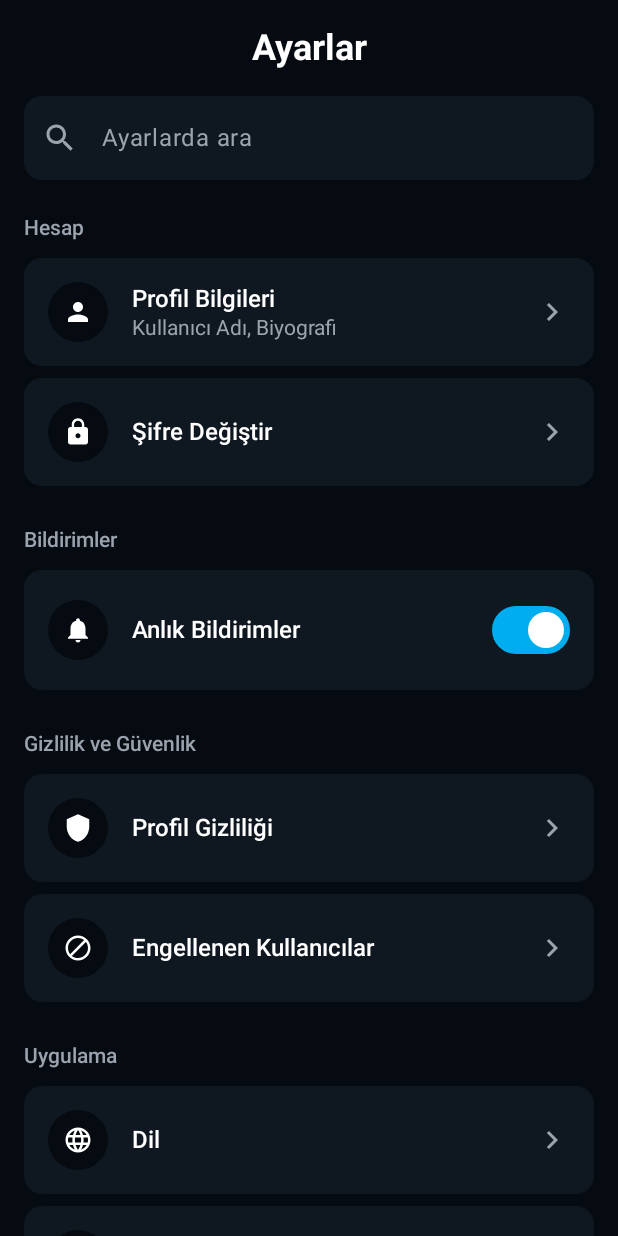
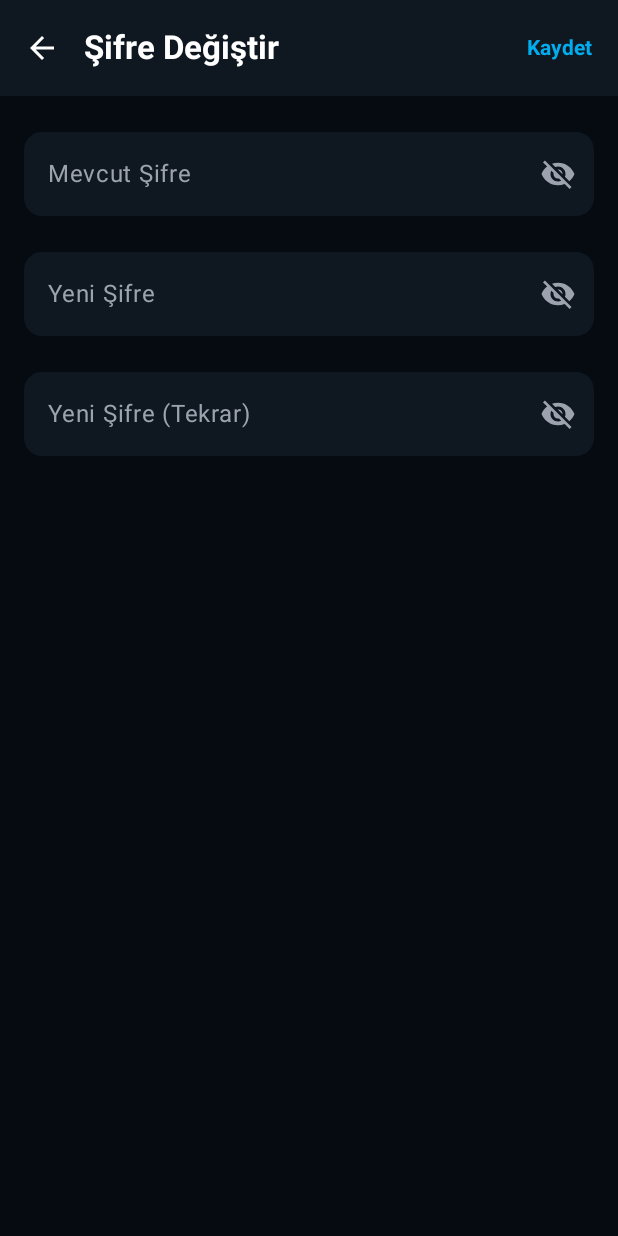
Before and after one commit to ilkinbayramof/NinjaTalkMultiPlatform, an Android app built with Jetpack Compose: the composable SettingsScreen shown on its own in the app's theme, after a tap on "Şifre Değiştir", on a phone screen of 412 x 824 dp. Run offline under Robolectric (Android 15) with nearby library versions, the phone set to English and light mode, and no system bars; 2 statements that could not run were skipped.

Commit message:
feat: Add password change feature with validation
- Create ChangePasswordScreen with 3 input fields
- Add ChangePasswordViewModel with validation logic
- Implement PUT /api/users/password endpoint
- Use BCrypt for password hashing in UserService
- Add trim() to password inputs to remove whitespace
- Integrate navigation from SettingsScreen

```diff
--- a/composeApp/src/commonMain/kotlin/com/ilkinbayramov/ninjatalk/ui/settings/SettingsScreen.kt
+++ b/composeApp/src/commonMain/kotlin/com/ilkinbayramov/ninjatalk/ui/settings/SettingsScreen.kt
@@ -25,6 +25,7 @@ import com.ilkinbayramov.ninjatalk.ui.theme.*
 fun SettingsScreen() {
     var searchQuery by remember { mutableStateOf("") }
     var showProfileEdit by remember { mutableStateOf(false) }
+    var showPasswordChange by remember { mutableStateOf(false) }
 
     if (showProfileEdit) {
         com.ilkinbayramov.ninjatalk.ui.settings.profile.ProfileEditScreen(
@@ -33,34 +34,68 @@ fun SettingsScreen() {
         return
     }
 
+    if (showPasswordChange) {
+        com.ilkinbayramov.ninjatalk.ui.settings.password.ChangePasswordScreen(
+                onBackClick = { showPasswordChange = false }
+        )
+        return
+    }
+
     // All settings items with their categories
     val allSettings = remember {
         listOf(
-            SettingCategory("Hesap", listOf(
-                SettingItemData("Profil Bilgileri", "Kullanıcı Adı, Biyografi", Icons.Default.Person),
+                SettingCategory(
+                        "Hesap",
+                        listOf(
+                                SettingItemData(
+                                        "Profil Bilgileri",
+                                        "Kullanıcı Adı, Biyografi",
+                                        Icons.Default.Person
+                                ),
                                 SettingItemData("Şifre Değiştir", null, Icons.Default.Lock)
-            )),
-            SettingCategory("Bildirimler", listOf(
-                SettingItemData("Anlık Bildirimler", null, Icons.Default.Notifications, isToggle = true)
-            )),
-            SettingCategory("Gizlilik ve Güvenlik", listOf(
+                        )
+                ),
+                SettingCategory(
+                        "Bildirimler",
+                        listOf(
+                                SettingItemData(
+                                        "Anlık Bildirimler",
+                                        null,
+                                        Icons.Default.Notifications,
+                                        isToggle = true
+                                )
+                        )
+                ),
+                SettingCategory(
+                        "Gizlilik ve Güvenlik",
+                        listOf(
                                 SettingItemData("Profil Gizliliği", null, Icons.Default.Shield),
-                SettingItemData("Engellenen Kullanıcılar", null, Icons.Default.Block)
-            )),
-            SettingCategory("Uygulama", listOf(
+                                SettingItemData(
+                                        "Engellenen Kullanıcılar",
+                                        null,
+                                        Icons.Default.Block
+                                )
+                        )
+                ),
+                SettingCategory(
+                        "Uygulama",
+                        listOf(
                                 SettingItemData("Dil", null, Icons.Default.Language),
                                 SettingItemData("Tema", null, Icons.Default.Palette)
-            ))
+                        )
+                )
         )
     }
 
     // Filter settings based on search query
-    val filteredSettings = remember(searchQuery, allSettings) {
+    val filteredSettings =
+            remember(searchQuery, allSettings) {
                 if (searchQuery.isBlank()) {
                     allSettings
                 } else {
                     allSettings.mapNotNull { category ->
-                val filteredItems = category.items.filter {
+                        val filteredItems =
+                                category.items.filter {
                                     it.title.contains(searchQuery, ignoreCase = true)
                                 }
                         if (filteredItems.isNotEmpty()) {
@@ -71,8 +106,8 @@ fun SettingsScreen() {
             }
 
     Column(
-        modifier = Modifier
-            .fillMaxSize()
+            modifier =
+                    Modifier.fillMaxSize()
                             .background(NinjaBackground)
                             .verticalScroll(rememberScrollState())
                             .padding(horizontal = 16.dp)
@@ -83,9 +118,7 @@ fun SettingsScreen() {
         Text(
                 text = "Ayarlar",
                 color = Color.White,
-            style = MaterialTheme.typography.headlineSmall.copy(
-                fontWeight = FontWeight.Bold
-            ),
+                style = MaterialTheme.typography.headlineSmall.copy(fontWeight = FontWeight.Bold),
                 modifier = Modifier.align(Alignment.CenterHorizontally)
         )
 
@@ -97,16 +130,13 @@ fun SettingsScreen() {
                 onValueChange = { searchQuery = it },
                 placeholder = { Text("Ayarlarda ara", color = NinjaTextSecondary) },
                 leadingIcon = {
-                Icon(
-                    Icons.Default.Search,
-                    contentDescription = null,
-                    tint = NinjaTextSecondary
-                )
+                    Icon(Icons.Default.Search, contentDescription = null, tint = NinjaTextSecondary)
                 },
                 singleLine = true,
                 shape = RoundedCornerShape(12.dp),
                 modifier = Modifier.fillMaxWidth(),
-            colors = OutlinedTextFieldDefaults.colors(
+                colors =
+                        OutlinedTextFieldDefaults.colors(
                                 focusedContainerColor = NinjaSurface,
                                 unfocusedContainerColor = NinjaSurface,
                                 cursorColor = NinjaPrimary,
@@ -139,8 +169,9 @@ fun SettingsScreen() {
                             title = item.title,
                             subtitle = item.subtitle,
                             onClick = {
-                            if (item.title == "Profil Bilgileri") {
-                                showProfileEdit = true
+                                when (item.title) {
+                                    "Profil Bilgileri" -> showProfileEdit = true
+                                    "Şifre Değiştir" -> showPasswordChange = true
                                 }
                             }
                     )
@@ -154,31 +185,19 @@ fun SettingsScreen() {
         if (searchQuery.isBlank()) {
             // Çıkış Yap Button
             Button(
-                onClick = { /* TODO: Logout */ },
-                modifier = Modifier
-                    .fillMaxWidth()
-                    .height(54.dp),
+                    onClick = { /* TODO: Logout */},
+                    modifier = Modifier.fillMaxWidth().height(54.dp),
                     shape = RoundedCornerShape(14.dp),
-                colors = ButtonDefaults.buttonColors(
-                    containerColor = NinjaPrimary
-                )
-            ) {
-                Text("Çıkış Yap", fontWeight = FontWeight.SemiBold, fontSize = 16.sp)
-            }
+                    colors = ButtonDefaults.buttonColors(containerColor = NinjaPrimary)
+            ) { Text("Çıkış Yap", fontWeight = FontWeight.SemiBold, fontSize = 16.sp) }
 
             Spacer(modifier = Modifier.height(12.dp))
 
             // Hesabı Sil Button
             TextButton(
-                onClick = { /* TODO: Delete account */ },
+                    onClick = { /* TODO: Delete account */},
                     modifier = Modifier.fillMaxWidth()
-            ) {
-                Text(
-                    "Hesabı Sil",
-                    color = Color.Red,
-                    fontWeight = FontWeight.Medium
-                )
-            }
+            ) { Text("Hesabı Sil", color = Color.Red, fontWeight = FontWeight.Medium) }
         }
 
         Spacer(modifier = Modifier.height(24.dp))
@@ -187,6 +206,7 @@ fun SettingsScreen() {
 
 // Data classes for settings
 data class SettingCategory(val title: String, val items: List<SettingItemData>)
+
 data class SettingItemData(
         val title: String,
         val subtitle: String?,
@@ -215,21 +235,14 @@ private fun SettingsItem(
     Surface(
             shape = RoundedCornerShape(12.dp),
             color = NinjaSurface,
-        modifier = Modifier
-            .fillMaxWidth()
-            .padding(vertical = 4.dp)
+            modifier = Modifier.fillMaxWidth().padding(vertical = 4.dp)
     ) {
         Row(
-            modifier = Modifier
-                .clickable(onClick = onClick)
-                .padding(16.dp),
+                modifier = Modifier.clickable(onClick = onClick).padding(16.dp),
                 verticalAlignment = Alignment.CenterVertically
         ) {
             Box(
-                modifier = Modifier
-                    .size(40.dp)
-                    .clip(CircleShape)
-                    .background(NinjaBackground),
+                    modifier = Modifier.size(40.dp).clip(CircleShape).background(NinjaBackground),
                     contentAlignment = Alignment.Center
             ) {
                 Icon(
@@ -251,11 +264,7 @@ private fun SettingsItem(
                 )
                 if (subtitle != null) {
                     Spacer(modifier = Modifier.height(2.dp))
-                    Text(
-                        text = subtitle,
-                        color = NinjaTextSecondary,
-                        fontSize = 14.sp
-                    )
+                    Text(text = subtitle, color = NinjaTextSecondary, fontSize = 14.sp)
                 }
             }
 
@@ -278,19 +287,11 @@ private fun SettingsToggleItem(
     Surface(
             shape = RoundedCornerShape(12.dp),
             color = NinjaSurface,
-        modifier = Modifier
-            .fillMaxWidth()
-            .padding(vertical = 4.dp)
+            modifier = Modifier.fillMaxWidth().padding(vertical = 4.dp)
     ) {
-        Row(
-            modifier = Modifier.padding(16.dp),
-            verticalAlignment = Alignment.CenterVertically
-        ) {
+        Row(modifier = Modifier.padding(16.dp), verticalAlignment = Alignment.CenterVertically) {
             Box(
-                modifier = Modifier
-                    .size(40.dp)
-                    .clip(CircleShape)
-                    .background(NinjaBackground),
+                    modifier = Modifier.size(40.dp).clip(CircleShape).background(NinjaBackground),
                     contentAlignment = Alignment.Center
             ) {
                 Icon(
@@ -314,7 +315,8 @@ private fun SettingsToggleItem(
             Switch(
                     checked = isChecked,
                     onCheckedChange = onCheckedChange,
-                colors = SwitchDefaults.colors(
+                    colors =
+                            SwitchDefaults.colors(
                                     checkedThumbColor = Color.White,
                                     checkedTrackColor = NinjaPrimary,
                                     uncheckedThumbColor = Color.White,
--- /dev/null
+++ b/composeApp/src/commonMain/kotlin/com/ilkinbayramov/ninjatalk/ui/settings/password/ChangePasswordScreen.kt
@@ -0,0 +1,232 @@
+package com.ilkinbayramov.ninjatalk.ui.settings.password
+
+import androidx.compose.foundation.layout.*
+import androidx.compose.foundation.shape.RoundedCornerShape
+import androidx.compose.material.icons.Icons
+import androidx.compose.material.icons.automirrored.filled.ArrowBack
+import androidx.compose.material.icons.filled.Visibility
+import androidx.compose.material.icons.filled.VisibilityOff
+import androidx.compose.material3.*
+import androidx.compose.runtime.*
+import androidx.compose.ui.Modifier
+import androidx.compose.ui.graphics.Color
+import androidx.compose.ui.text.font.FontWeight
+import androidx.compose.ui.text.input.PasswordVisualTransformation
+import androidx.compose.ui.text.input.VisualTransformation
+import androidx.compose.ui.unit.dp
+import com.ilkinbayramov.ninjatalk.data.repository.UserRepository
+import com.ilkinbayramov.ninjatalk.presentation.settings.ChangePasswordViewModel
+import com.ilkinbayramov.ninjatalk.ui.theme.*
+
+@OptIn(ExperimentalMaterial3Api::class)
+@Composable
+fun ChangePasswordScreen(onBackClick: () -> Unit) {
+    val viewModel = remember { ChangePasswordViewModel(UserRepository()) }
+    val state by viewModel.uiState.collectAsState()
+
+    var showSuccessDialog by remember { mutableStateOf(false) }
+
+    // Show success dialog
+    LaunchedEffect(state.successMessage) {
+        if (state.successMessage != null) {
+            showSuccessDialog = true
+        }
+    }
+
+    if (showSuccessDialog) {
+        AlertDialog(
+                onDismissRequest = {
+                    showSuccessDialog = false
+                    viewModel.clearMessages()
+                    onBackClick()
+                },
+                title = { Text("Başarılı") },
+                text = { Text(state.successMessage ?: "") },
+                confirmButton = {
+                    TextButton(
+                            onClick = {
+                                showSuccessDialog = false
+                                viewModel.clearMessages()
+                                onBackClick()
+                            }
+                    ) { Text("Tamam") }
+                },
+                containerColor = NinjaSurface
+        )
+    }
+
+    Scaffold(
+            containerColor = NinjaBackground,
+            topBar = {
+                TopAppBar(
+                        title = {
+                            Text(
+                                    text = "Şifre Değiştir",
+                                    color = Color.White,
+                                    fontWeight = FontWeight.Bold
+                            )
+                        },
+                        navigationIcon = {
+                            IconButton(onClick = onBackClick) {
+                                Icon(
+                                        imageVector = Icons.AutoMirrored.Filled.ArrowBack,
+                                        contentDescription = "Back",
+                                        tint = Color.White
+                                )
+                            }
+                        },
+                        actions = {
+                            TextButton(
+                                    onClick = { viewModel.changePassword() },
+                                    enabled = !state.isLoading
+                            ) {
+                                Text(
+                                        text = "Kaydet",
+                                        color =
+                                                if (state.isLoading) NinjaTextSecondary
+                                                else NinjaPrimary,
+                                        fontWeight = FontWeight.Bold
+                                )
+                            }
+                        },
+                        colors = TopAppBarDefaults.topAppBarColors(containerColor = NinjaSurface)
+                )
+            }
+    ) { padding ->
+        Column(
+                modifier = Modifier.fillMaxSize().padding(padding).padding(16.dp),
+                verticalArrangement = Arrangement.spacedBy(16.dp)
+        ) {
+            // Error message
+            if (state.errorMessage != null) {
+                Surface(color = Color.Red.copy(alpha = 0.1f), shape = RoundedCornerShape(8.dp)) {
+                    Text(
+                            text = state.errorMessage!!,
+                            color = Color.Red,
+                            modifier = Modifier.padding(12.dp)
+                    )
+                }
+            }
+
+            // Current Password
+            OutlinedTextField(
+                    value = state.currentPassword,
+                    onValueChange = { viewModel.onCurrentPasswordChange(it) },
+                    label = { Text("Mevcut Şifre") },
+                    visualTransformation =
+                            if (state.isCurrentPasswordVisible) VisualTransformation.None
+                            else PasswordVisualTransformation(),
+                    trailingIcon = {
+                        IconButton(onClick = { viewModel.toggleCurrentPasswordVisibility() }) {
+                            Icon(
+                                    imageVector =
+                                            if (state.isCurrentPasswordVisible)
+                                                    Icons.Default.Visibility
+                                            else Icons.Default.VisibilityOff,
+                                    contentDescription = "Toggle password visibility",
+                                    tint = NinjaTextSecondary
+                            )
+                        }
+                    },
+                    isError = state.currentPasswordError != null,
+                    supportingText = state.currentPasswordError?.let { { Text(it) } },
+                    modifier = Modifier.fillMaxWidth(),
+                    shape = RoundedCornerShape(12.dp),
+                    colors =
+                            OutlinedTextFieldDefaults.colors(
+                                    focusedContainerColor = NinjaSurface,
+                                    unfocusedContainerColor = NinjaSurface,
+                                    cursorColor = NinjaPrimary,
+                                    focusedBorderColor = NinjaPrimary,
+                                    unfocusedBorderColor = Color.Transparent,
+                                    focusedTextColor = Color.White,
+                                    unfocusedTextColor = Color.White,
+                                    focusedLabelColor = NinjaPrimary,
+                                    unfocusedLabelColor = NinjaTextSecondary
+                            )
+            )
+
+            // New Password
+            OutlinedTextField(
+                    value = state.newPassword,
+                    onValueChange = { viewModel.onNewPasswordChange(it) },
+                    label = { Text("Yeni Şifre") },
+                    visualTransformation =
+                            if (state.isNewPasswordVisible) VisualTransformation.None
+                            else PasswordVisualTransformation(),
+                    trailingIcon = {
+                        IconButton(onClick = { viewModel.toggleNewPasswordVisibility() }) {
+                            Icon(
+                                    imageVector =
+                                            if (state.isNewPasswordVisible) Icons.Default.Visibility
+                                            else Icons.Default.VisibilityOff,
+                                    contentDescription = "Toggle password visibility",
+                                    tint = NinjaTextSecondary
+                            )
+                        }
+                    },
+                    isError = state.newPasswordError != null,
+                    supportingText = state.newPasswordError?.let { { Text(it) } },
+                    modifier = Modifier.fillMaxWidth(),
+                    shape = RoundedCornerShape(12.dp),
+                    colors =
+                            OutlinedTextFieldDefaults.colors(
+                                    focusedContainerColor = NinjaSurface,
+                                    unfocusedContainerColor = NinjaSurface,
+                                    cursorColor = NinjaPrimary,
+                                    focusedBorderColor = NinjaPrimary,
+                                    unfocusedBorderColor = Color.Transparent,
+                                    focusedTextColor = Color.White,
+                                    unfocusedTextColor = Color.White,
+                                    focusedLabelColor = NinjaPrimary,
+                                    unfocusedLabelColor = NinjaTextSecondary
+                            )
+            )
+
+            // Confirm Password
+            OutlinedTextField(
+                    value = state.confirmPassword,
+                    onValueChange = { viewModel.onConfirmPasswordChange(it) },
+                    label = { Text("Yeni Şifre (Tekrar)") },
+                    visualTransformation =
+                            if (state.isConfirmPasswordVisible) VisualTransformation.None
+                            else PasswordVisualTransformation(),
+                    trailingIcon = {
+                        IconButton(onClick = { viewModel.toggleConfirmPasswordVisibility() }) {
+                            Icon(
+                                    imageVector =
+                                            if (state.isConfirmPasswordVisible)
+                                                    Icons.Default.Visibility
+                                            else Icons.Default.VisibilityOff,
+                                    contentDescription = "Toggle password visibility",
+                                    tint = NinjaTextSecondary
+                            )
+                        }
+                    },
+                    isError = state.confirmPasswordError != null,
+                    supportingText = state.confirmPasswordError?.let { { Text(it) } },
+                    modifier = Modifier.fillMaxWidth(),
+                    shape = RoundedCornerShape(12.dp),
+                    colors =
+                            OutlinedTextFieldDefaults.colors(
+                                    focusedContainerColor = NinjaSurface,
+                                    unfocusedContainerColor = NinjaSurface,
+                                    cursorColor = NinjaPrimary,
+                                    focusedBorderColor = NinjaPrimary,
+                                    unfocusedBorderColor = Color.Transparent,
+                                    focusedTextColor = Color.White,
+                                    unfocusedTextColor = Color.White,
+                                    focusedLabelColor = NinjaPrimary,
+                                    unfocusedLabelColor = NinjaTextSecondary
+                            )
+            )
+
+            if (state.isLoading) {
+                CircularProgressIndicator(
+                        color = NinjaPrimary,
+                        modifier = Modifier.padding(top = 16.dp)
+                )
+            }
+        }
+    }
+}
```
Also changed, not shown: composeApp/src/commonMain/kotlin/com/ilkinbayramov/ninjatalk/data/repository/UserRepository.kt (+29 -0 lines), composeApp/src/commonMain/kotlin/com/ilkinbayramov/ninjatalk/presentation/settings/ChangePasswordViewModel.kt (added, +143 -0 lines). Lines whose indentation alone changed are shown as unchanged.
